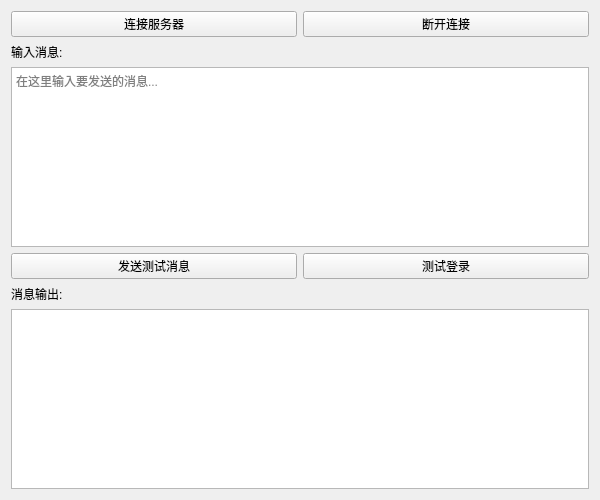
The window that Client/testclient.ui (smallsmallrui214/FlightBookingSystem) describes before a commit, drawn with Qt 5.
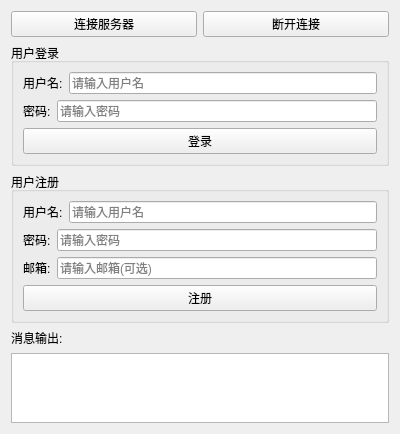
The same window after the commit.

Commit message: --增加基础数据类和数据库搭建以及数据库与服务器连接，完成简单的登录和注册功能测试

```diff
--- a/Client/testclient.ui
+++ b/Client/testclient.ui
@@ -6,8 +6,8 @@
    <rect>
     <x>0</x>
     <y>0</y>
-    <width>600</width>
-    <height>500</height>
+    <width>400</width>
+    <height>400</height>
    </rect>
   </property>
   <property name="windowTitle">
@@ -33,40 +33,137 @@
     </layout>
    </item>
    <item>
-    <widget class="QLabel" name="inputLabel">
-     <property name="text">
-      <string>输入消息:</string>
+    <widget class="QGroupBox" name="loginGroup">
+     <property name="title">
+      <string>用户登录</string>
      </property>
+     <layout class="QVBoxLayout" name="verticalLayout_2">
+      <item>
+       <layout class="QHBoxLayout" name="horizontalLayout_2">
+        <item>
+         <widget class="QLabel" name="usernameLabel">
+          <property name="text">
+           <string>用户名:</string>
+          </property>
+         </widget>
+        </item>
+        <item>
+         <widget class="QLineEdit" name="usernameEdit">
+          <property name="placeholderText">
+           <string>请输入用户名</string>
+          </property>
+         </widget>
+        </item>
+       </layout>
+      </item>
+      <item>
+       <layout class="QHBoxLayout" name="horizontalLayout_3">
+        <item>
+         <widget class="QLabel" name="passwordLabel">
+          <property name="text">
+           <string>密码:</string>
+          </property>
+         </widget>
+        </item>
+        <item>
+         <widget class="QLineEdit" name="passwordEdit">
+          <property name="echoMode">
+           <enum>QLineEdit::Password</enum>
+          </property>
+          <property name="placeholderText">
+           <string>请输入密码</string>
+          </property>
+         </widget>
+        </item>
+       </layout>
+      </item>
+      <item>
+       <widget class="QPushButton" name="loginButton">
+        <property name="text">
+         <string>登录</string>
+        </property>
+       </widget>
+      </item>
+     </layout>
     </widget>
    </item>
+
+   <!-- 注册区域 -->
    <item>
-    <widget class="QTextEdit" name="textEditInput">
-     <property name="maximumHeight">
-      <number>60</number>
+    <widget class="QGroupBox" name="registerGroup">
+     <property name="title">
+      <string>用户注册</string>
      </property>
-     <property name="placeholderText">
-      <string>在这里输入要发送的消息...</string>
-     </property>
+     <layout class="QVBoxLayout" name="verticalLayout_3">
+      <item>
+       <layout class="QHBoxLayout" name="horizontalLayout_4">
+        <item>
+         <widget class="QLabel" name="regUsernameLabel">
+          <property name="text">
+           <string>用户名:</string>
+          </property>
+         </widget>
+        </item>
+        <item>
+         <widget class="QLineEdit" name="regUsernameEdit">
+          <property name="placeholderText">
+           <string>请输入用户名</string>
+          </property>
+         </widget>
+        </item>
+       </layout>
+      </item>
+      <item>
+       <layout class="QHBoxLayout" name="horizontalLayout_5">
+        <item>
+         <widget class="QLabel" name="regPasswordLabel">
+          <property name="text">
+           <string>密码:</string>
+          </property>
+         </widget>
+        </item>
+        <item>
+         <widget class="QLineEdit" name="regPasswordEdit">
+          <property name="echoMode">
+           <enum>QLineEdit::Password</enum>
+          </property>
+          <property name="placeholderText">
+           <string>请输入密码</string>
+          </property>
+         </widget>
+        </item>
+       </layout>
+      </item>
+      <item>
+       <layout class="QHBoxLayout" name="horizontalLayout_6">
+        <item>
+         <widget class="QLabel" name="emailLabel">
+          <property name="text">
+           <string>邮箱:</string>
+          </property>
+         </widget>
+        </item>
+        <item>
+         <widget class="QLineEdit" name="emailEdit">
+          <property name="placeholderText">
+           <string>请输入邮箱(可选)</string>
+          </property>
+         </widget>
+        </item>
+       </layout>
+      </item>
+      <item>
+       <widget class="QPushButton" name="registerButton">
+        <property name="text">
+         <string>注册</string>
+        </property>
+       </widget>
+      </item>
+     </layout>
     </widget>
    </item>
-   <item>
-    <layout class="QHBoxLayout" name="horizontalLayout_2">
-     <item>
-      <widget class="QPushButton" name="sendButton">
-       <property name="text">
-        <string>发送测试消息</string>
-       </property>
-      </widget>
-     </item>
-     <item>
-      <widget class="QPushButton" name="loginButton">
-       <property name="text">
-        <string>测试登录</string>
-       </property>
-      </widget>
-     </item>
-    </layout>
-   </item>
+
+   <!-- 消息输出 -->
    <item>
     <widget class="QLabel" name="outputLabel">
      <property name="text">
```
Left out of the diff: 7 changed lines with no effect on the pictures. The commit also changes 9 other files.
